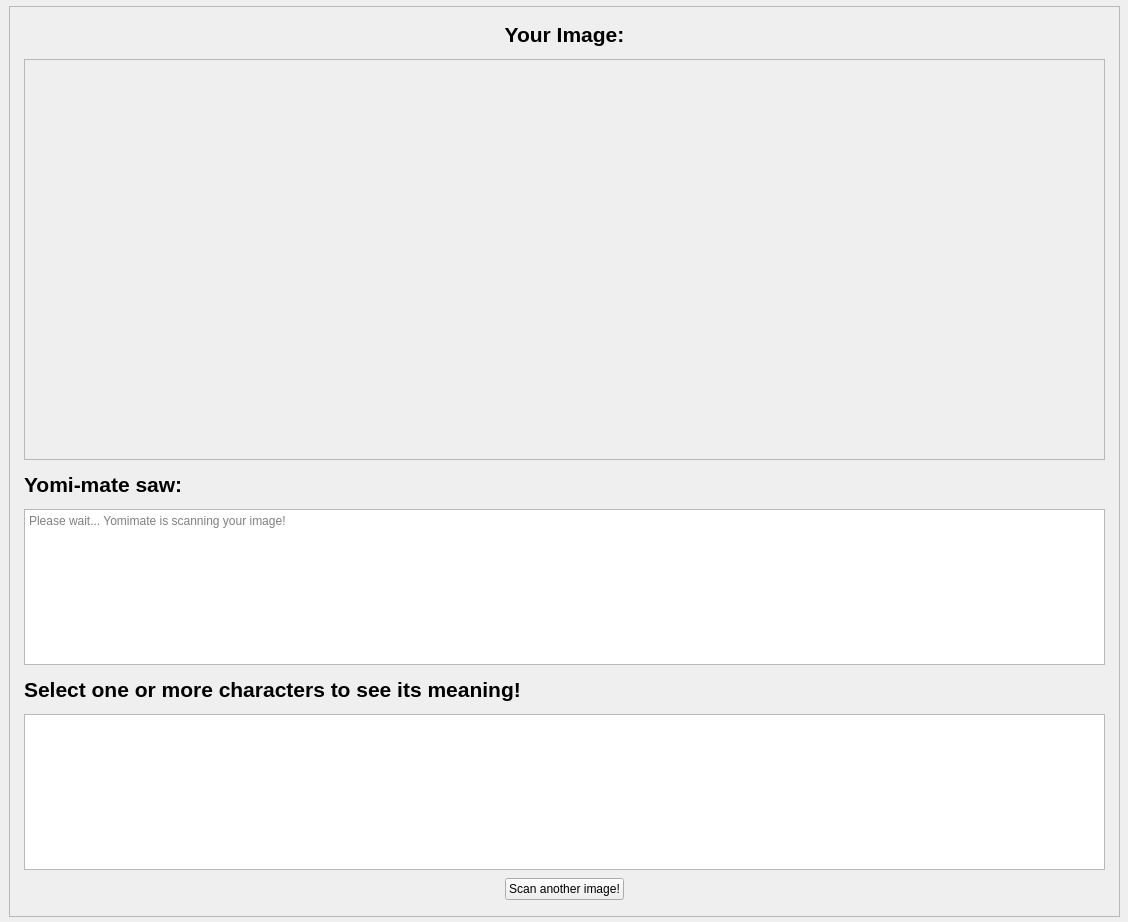
First picture: the form in templates/ocr.ui, repository siepenmaru/yomimate, before the edit.
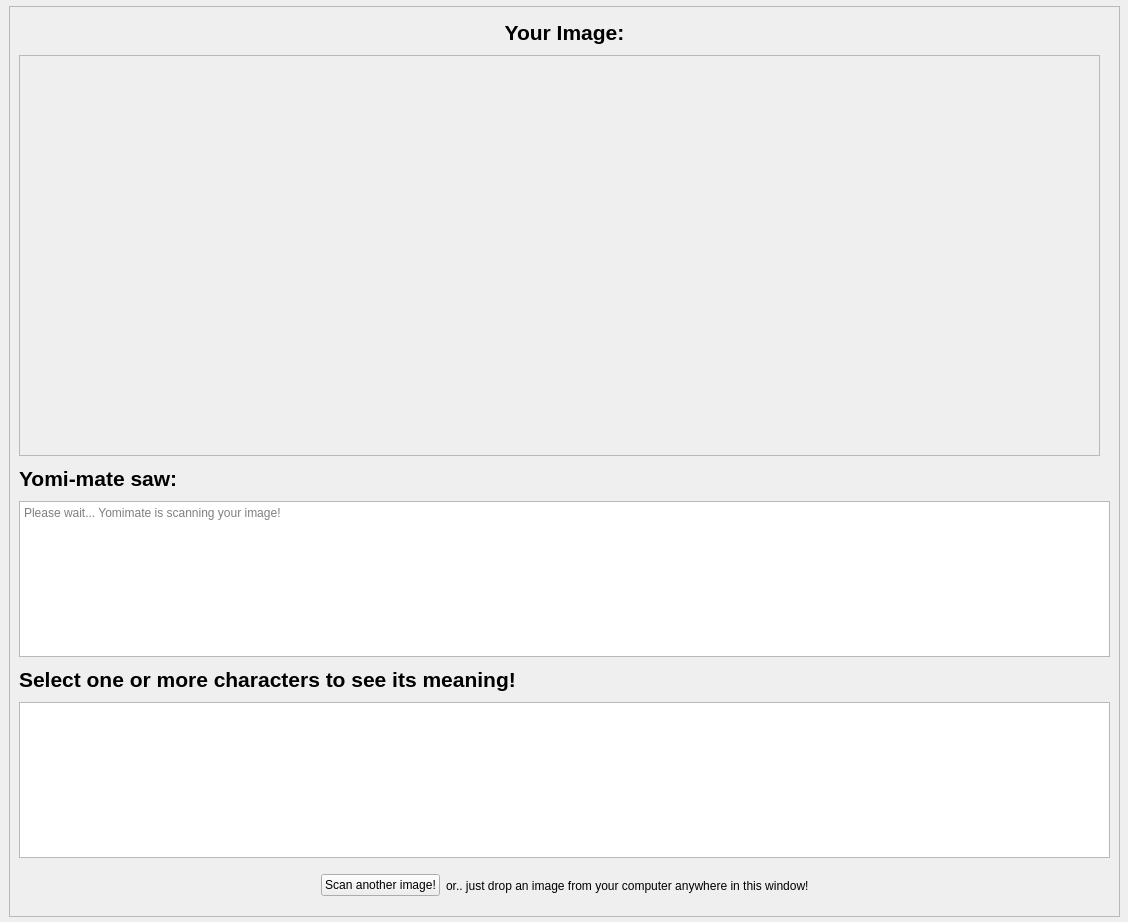
Second picture: the form after the edit.

Commit message: feat: add drag and drop hint in ocr result page

The edit to the form file:
```diff
--- a/templates/ocr.ui
+++ b/templates/ocr.ui
@@ -234,7 +234,22 @@
        </property>
       </widget>
      </item>
-     <item row="6" column="0" alignment="Qt::AlignHCenter">
+     <item row="6" column="0">
+      <layout class="QHBoxLayout" name="horizontalLayout_2">
+       <item>
+        <spacer name="horizontalSpacer">
+         <property name="orientation">
+          <enum>Qt::Horizontal</enum>
+         </property>
+         <property name="sizeHint" stdset="0">
+          <size>
+           <width>40</width>
+           <height>20</height>
+          </size>
+         </property>
+        </spacer>
+       </item>
+       <item>
       <widget class="QPushButton" name="scanAnotherButton">
        <property name="sizePolicy">
         <sizepolicy hsizetype="Maximum" vsizetype="Fixed">
@@ -246,6 +261,28 @@
         <string>Scan another image!</string>
        </property>
       </widget>
+       </item>
+       <item>
+        <widget class="QLabel" name="label_2">
+         <property name="text">
+          <string>or.. just drop an image from your computer anywhere in this window!</string>
+         </property>
+        </widget>
+       </item>
+       <item>
+        <spacer name="horizontalSpacer_2">
+         <property name="orientation">
+          <enum>Qt::Horizontal</enum>
+         </property>
+         <property name="sizeHint" stdset="0">
+          <size>
+           <width>40</width>
+           <height>20</height>
+          </size>
+         </property>
+        </spacer>
+       </item>
+      </layout>
      </item>
     </layout>
    </widget>
```
Lines whose indentation alone changed are shown as unchanged.
